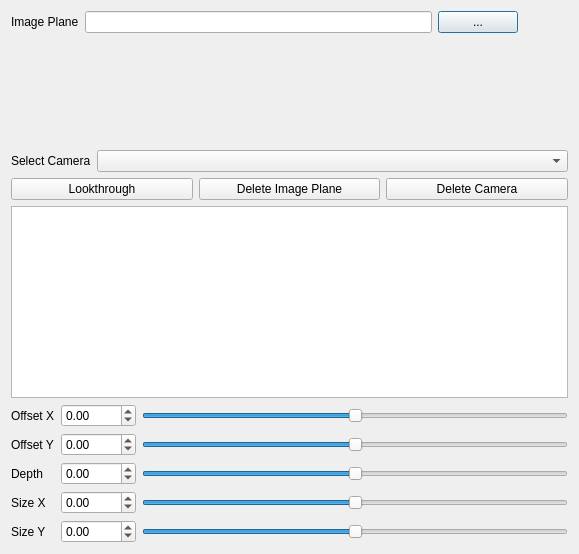
Before: the Qt Designer form camera_plane_manager.ui in Sanaz-Sanayei/CameraPlaneManager, drawn with Qt 5.
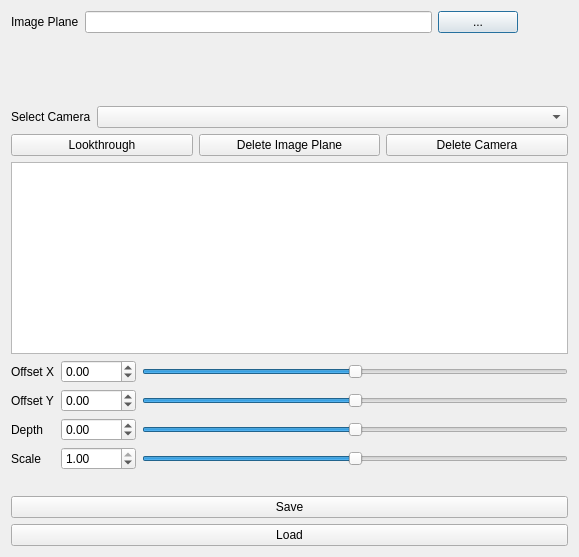
After: the same form once the commit is applied.

```diff
--- a/camera_plane_manager.ui
+++ b/camera_plane_manager.ui
@@ -7,7 +7,7 @@
     <x>0</x>
     <y>0</y>
     <width>579</width>
-    <height>554</height>
+    <height>557</height>
    </rect>
   </property>
   <property name="windowTitle">
@@ -19,6 +19,9 @@
      <property name="topMargin">
       <number>0</number>
      </property>
+     <property name="bottomMargin">
+      <number>0</number>
+     </property>
      <item>
       <layout class="QHBoxLayout" name="horizontalLayout_7">
        <property name="topMargin">
@@ -107,6 +110,9 @@
      </item>
      <item>
       <layout class="QGridLayout" name="gridLayout_5">
+       <property name="bottomMargin">
+        <number>20</number>
+       </property>
        <item row="0" column="2">
         <widget class="QSlider" name="offsetx_slider">
          <property name="minimum">
@@ -150,13 +156,6 @@
          </property>
         </widget>
        </item>
-       <item row="5" column="0">
-        <widget class="QLabel" name="label_4">
-         <property name="text">
-          <string>Size Y</string>
-         </property>
-        </widget>
-       </item>
        <item row="1" column="1">
         <widget class="QDoubleSpinBox" name="offsety_sb">
          <property name="minimum">
@@ -177,13 +176,32 @@
          </property>
         </widget>
        </item>
+       <item row="4" column="2">
+        <widget class="QSlider" name="scalex_slider">
+         <property name="minimum">
+          <number>-100</number>
+         </property>
+         <property name="maximum">
+          <number>100</number>
+         </property>
+         <property name="orientation">
+          <enum>Qt::Horizontal</enum>
+         </property>
+        </widget>
+       </item>
        <item row="4" column="1">
         <widget class="QDoubleSpinBox" name="scalex_sb">
          <property name="minimum">
-          <double>-100.000000000000000</double>
+          <double>0.000000000000000</double>
          </property>
          <property name="maximum">
-          <double>100.000000000000000</double>
+          <double>1.000000000000000</double>
+         </property>
+         <property name="singleStep">
+          <double>0.010000000000000</double>
+         </property>
+         <property name="value">
+          <double>1.000000000000000</double>
          </property>
         </widget>
        </item>
@@ -198,6 +216,9 @@
          <property name="singleStep">
           <double>0.010000000000000</double>
          </property>
+         <property name="value">
+          <double>0.000000000000000</double>
+         </property>
         </widget>
        </item>
        <item row="3" column="1">
@@ -213,17 +234,7 @@
        <item row="4" column="0">
         <widget class="QLabel" name="label_3">
          <property name="text">
-          <string>Size X</string>
-         </property>
-        </widget>
-       </item>
-       <item row="5" column="1">
-        <widget class="QDoubleSpinBox" name="scaley_sb">
-         <property name="minimum">
-          <double>-100.000000000000000</double>
-         </property>
-         <property name="maximum">
-          <double>100.000000000000000</double>
+          <string>Scale</string>
          </property>
         </widget>
        </item>
@@ -240,34 +251,25 @@
          </property>
         </widget>
        </item>
-       <item row="4" column="2">
-        <widget class="QSlider" name="scalex_slider">
-         <property name="minimum">
-          <number>-100</number>
-         </property>
-         <property name="maximum">
-          <number>100</number>
-         </property>
-         <property name="orientation">
-          <enum>Qt::Horizontal</enum>
-         </property>
-        </widget>
-       </item>
-       <item row="5" column="2">
-        <widget class="QSlider" name="scaley_slider">
-         <property name="minimum">
-          <number>-100</number>
-         </property>
-         <property name="maximum">
-          <number>100</number>
-         </property>
-         <property name="orientation">
-          <enum>Qt::Horizontal</enum>
-         </property>
-        </widget>
-       </item>
       </layout>
      </item>
+     <item>
+      <widget class="QPushButton" name="save_btn">
+       <property name="text">
+        <string>Save</string>
+       </property>
+      </widget>
+     </item>
+     <item>
+      <widget class="QPushButton" name="load_btn">
+       <property name="text">
+        <string>Load</string>
+       </property>
+      </widget>
+     </item>
+     <item>
+      <layout class="QHBoxLayout" name="horizontalLayout_15"/>
+     </item>
     </layout>
    </item>
   </layout>
```
